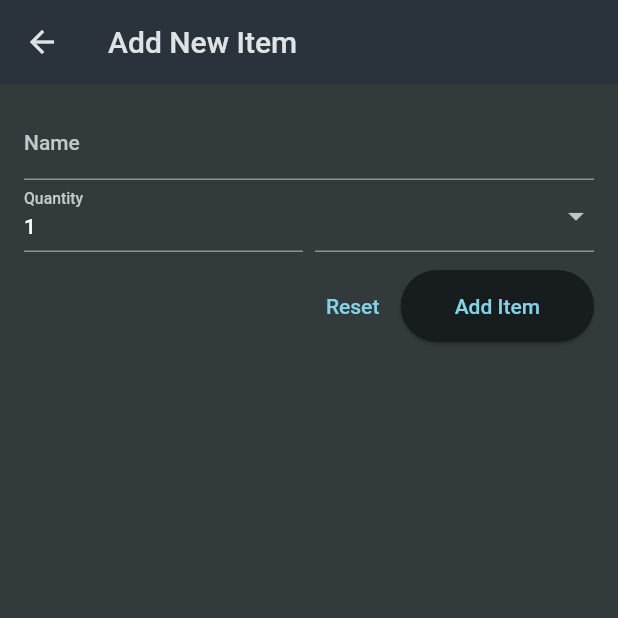
After one commit to vedantheda/shopping_list, a Flutter app: the screen it shows after launch, after a tap on the "add" icon, on a phone screen of 412 x 824 dp, the top half of it. The commit adds this screen. Run offline on Flutter 3.47's test engine with Material 2 defaults, Android fonts, the phone set to English and light mode, and no system bars.

Commit message:
New Item Screen

```diff
--- a/lib/main.dart
+++ b/lib/main.dart
@@ -22,7 +22,7 @@ class MyApp extends StatelessWidget {
         ),
         scaffoldBackgroundColor: const Color.fromARGB(255, 50, 58, 60),
       ),
-      home: GroceryList(),
+      home: const GroceryList(),
     );
   }
 }
--- a/lib/widgets/grocery_list.dart
+++ b/lib/widgets/grocery_list.dart
@@ -1,14 +1,37 @@
 import 'package:flutter/material.dart';
 import 'package:shopping_list/data/dummy_items.dart';
+import 'package:shopping_list/widgets/new_item.dart';
 
-class GroceryList extends StatelessWidget {
+class GroceryList extends StatefulWidget {
   const GroceryList({super.key});
+
+  @override
+  State<GroceryList> createState() => _GroceryListState();
+}
+
+class _GroceryListState extends State<GroceryList> {
+  void _addItem() {
+    Navigator.push(
+      context,
+      MaterialPageRoute(
+        builder: (context) {
+          return const NewItem();
+        },
+      ),
+    );
+  }
 
   @override
   Widget build(BuildContext context) {
     return Scaffold(
       appBar: AppBar(
         title: const Text('Flutter Groceries'),
+        actions: [
+          IconButton(
+            onPressed: _addItem,
+            icon: const Icon(Icons.add),
+          ),
+        ],
       ),
       body: ListView.builder(
         itemCount: groceryItems.length,
--- /dev/null
+++ b/lib/widgets/new_item.dart
@@ -0,0 +1,100 @@
+import 'package:flutter/material.dart';
+import 'package:shopping_list/data/categories.dart';
+
+class NewItem extends StatefulWidget {
+  const NewItem({super.key});
+
+  @override
+  State<NewItem> createState() => _NewItemState();
+}
+
+var _nameController = TextEditingController();
+
+class _NewItemState extends State<NewItem> {
+  @override
+  Widget build(BuildContext context) {
+    return Scaffold(
+      appBar: AppBar(
+        title: const Text('Add New Item'),
+      ),
+      body: Padding(
+        padding: const EdgeInsets.all(16),
+        child: Form(
+          child: Column(
+            children: [
+              TextFormField(
+                autocorrect: true,
+                decoration: const InputDecoration(
+                  labelText: 'Name',
+                ),
+                validator: (value) {
+                  return 'Demo...';
+                },
+              ),
+              Row(
+                crossAxisAlignment: CrossAxisAlignment.end,
+                children: [
+                  Expanded(
+                    child: TextFormField(
+                      decoration: const InputDecoration(
+                        labelText: 'Quantity',
+                      ),
+                      keyboardType: TextInputType.number,
+                      initialValue: '1',
+                    ),
+                  ),
+                  const SizedBox(
+                    width: 8,
+                  ),
+                  Expanded(
+                    child: DropdownButtonFormField(
+                      items: [
+                        for (final category in categories.entries)
+                          DropdownMenuItem(
+                            value: category.value,
+                            child: Row(
+                              children: [
+                                Container(
+                                  height: 16,
+                                  width: 16,
+                                  color: category.value.color,
+                                ),
+                                const SizedBox(
+                                  width: 8,
+                                ),
+                                Text(category.value.name),
+                              ],
+                            ),
+                          )
+                      ],
+                      onChanged: (value) {},
+                    ),
+                  ),
+                ],
+              ),
+              const SizedBox(
+                height: 12,
+              ),
+              Row(
+                mainAxisAlignment: MainAxisAlignment.end,
+                children: [
+                  TextButton(
+                    onPressed: () {},
+                    child: const Text('Reset'),
+                  ),
+                  ElevatedButton(
+                    onPressed: () {},
+                    child: TextButton(
+                      onPressed: () {},
+                      child: const Text('Add Item'),
+                    ),
+                  )
+                ],
+              )
+            ],
+          ),
+        ),
+      ),
+    );
+  }
+}
```
